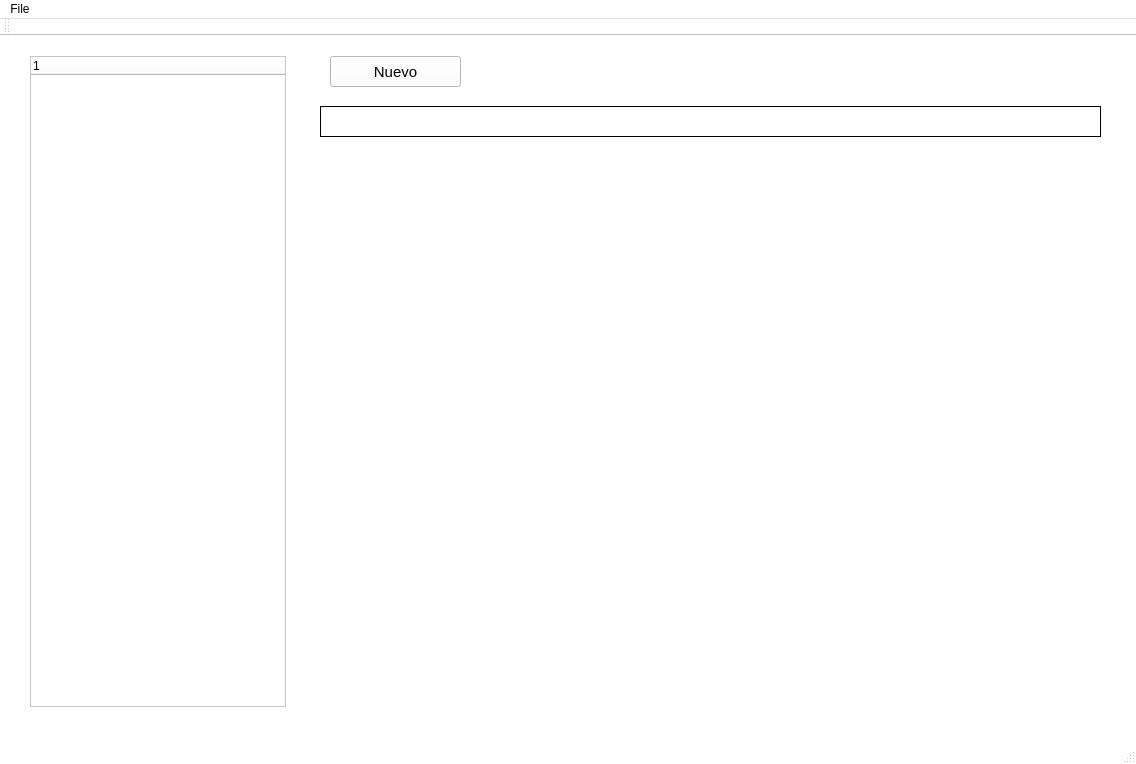
First picture: the form in File-Explorer-ED/mainwindow.ui, repository moniquestigter/ED-FileExplorer, before the edit.
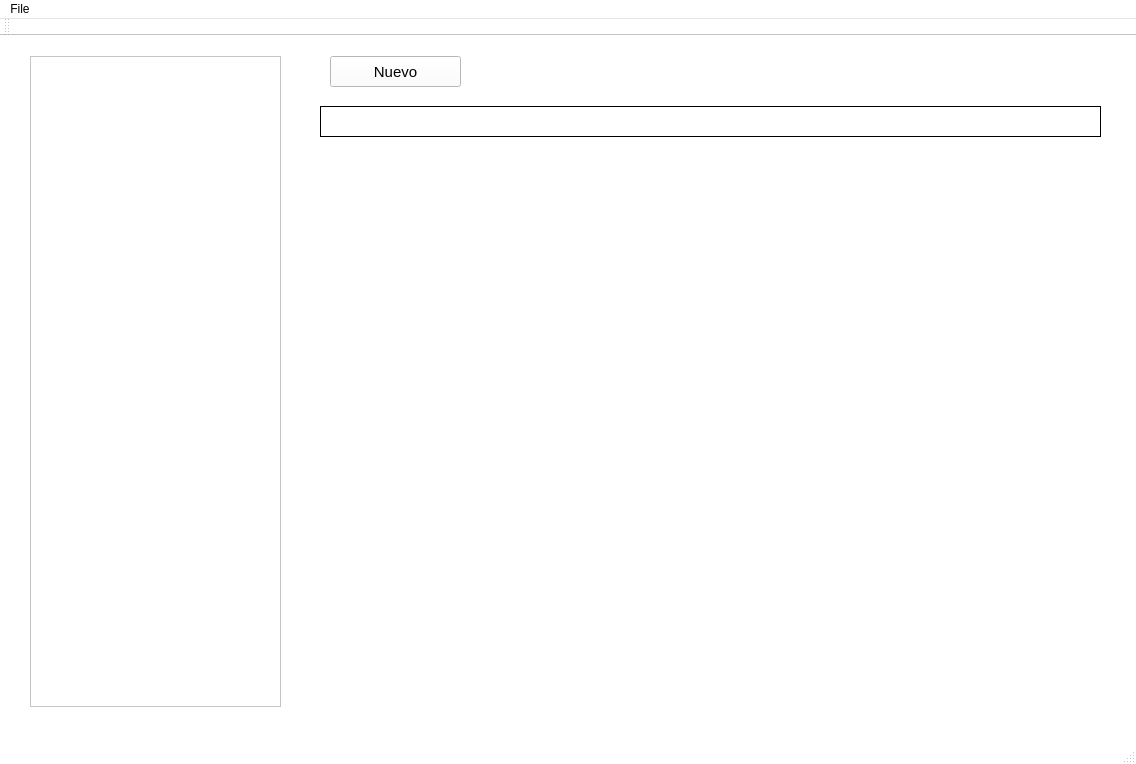
Second picture: the form after the edit.

What changed in the file:
```diff
--- a/File-Explorer-ED/mainwindow.ui
+++ b/File-Explorer-ED/mainwindow.ui
@@ -429,21 +429,6 @@
    <string>MainWindow</string>
   </property>
   <widget class="QWidget" name="centralWidget">
-   <widget class="QTreeWidget" name="treeWidget">
-    <property name="geometry">
-     <rect>
-      <x>30</x>
-      <y>20</y>
-      <width>256</width>
-      <height>651</height>
-     </rect>
-    </property>
-    <column>
-     <property name="text">
-      <string notr="true">1</string>
-     </property>
-    </column>
-   </widget>
    <widget class="QPushButton" name="btNuevo">
     <property name="geometry">
      <rect>
@@ -483,6 +468,16 @@
      <string/>
     </property>
    </widget>
+   <widget class="QTreeView" name="treeView">
+    <property name="geometry">
+     <rect>
+      <x>30</x>
+      <y>20</y>
+      <width>251</width>
+      <height>651</height>
+     </rect>
+    </property>
+   </widget>
   </widget>
   <widget class="QMenuBar" name="menuBar">
    <property name="geometry">
```
